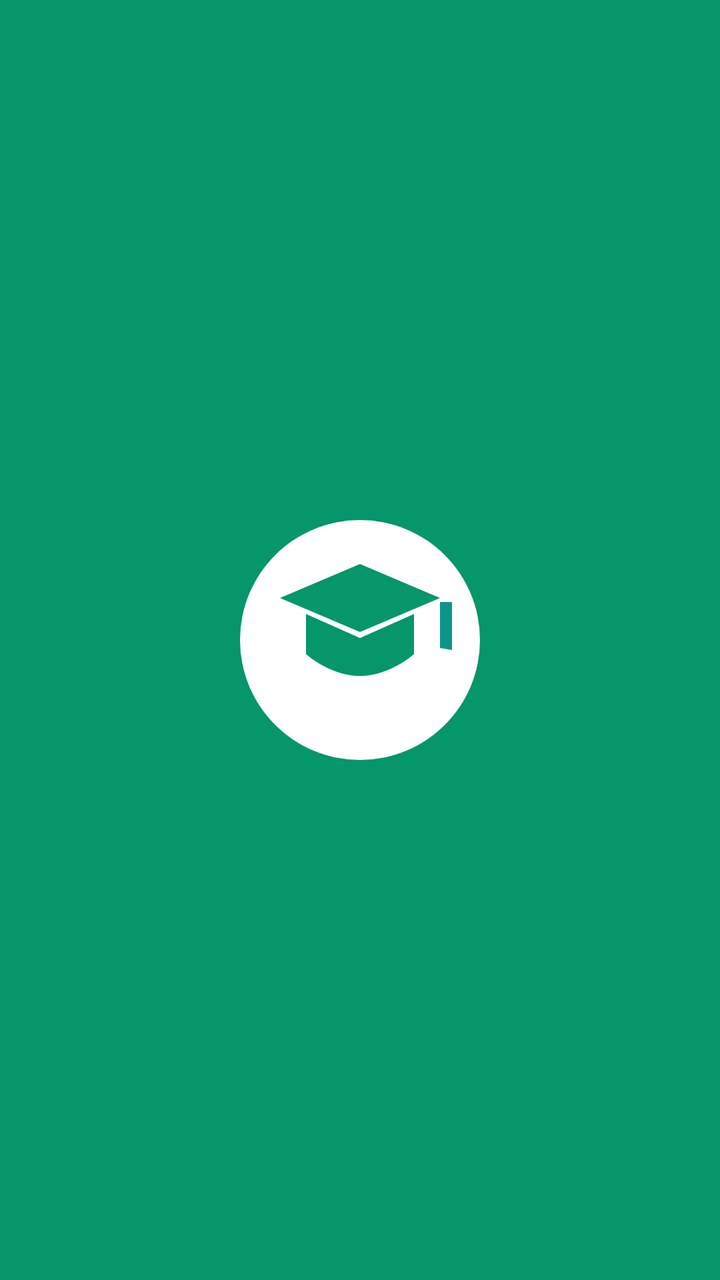
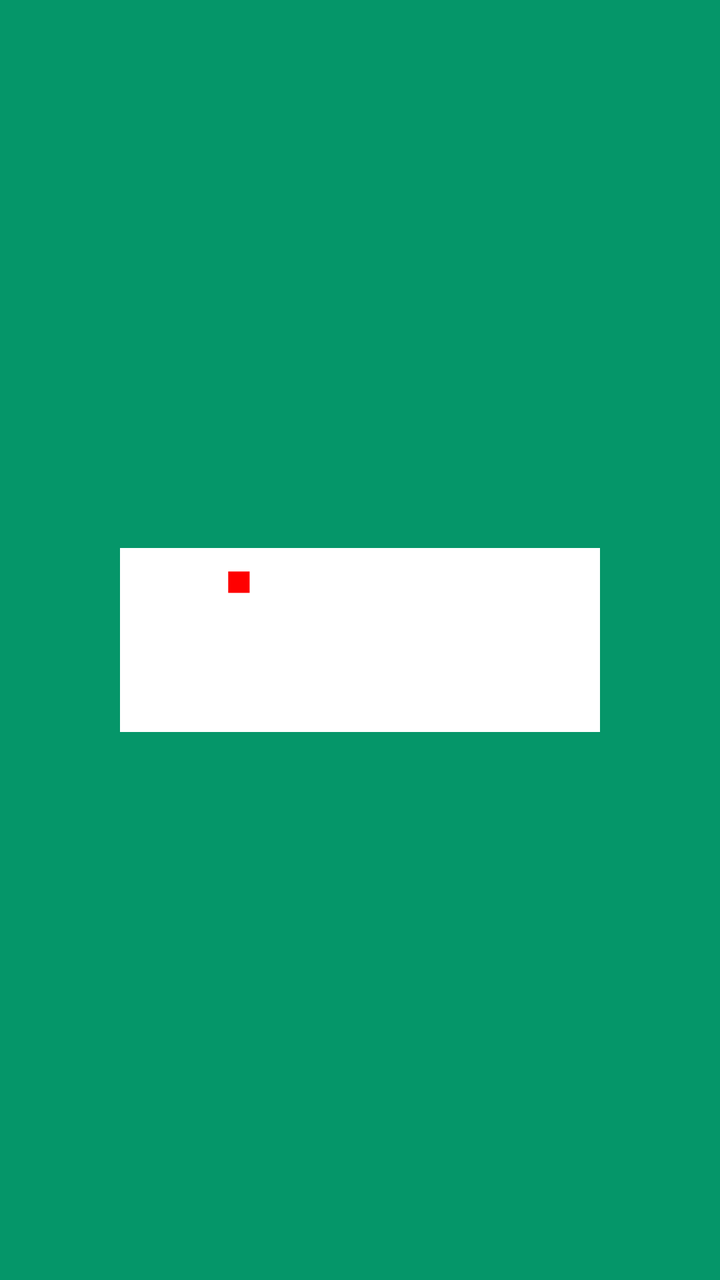

Before-and-after screenshots of an Android layout around one commit, followed by the original layout XML and the change that was made.
<!-- AndroidManifest.xml: activity theme Theme.Zinkros.Splash -->
<!-- res/layout/activity_splash.xml -->
<?xml version="1.0" encoding="utf-8"?>
<RelativeLayout xmlns:android="http://schemas.android.com/apk/res/android"
    android:layout_width="match_parent"
    android:layout_height="match_parent"
    android:background="@color/primary">

    <ImageView
        android:id="@+id/logo"
        android:layout_width="140dp"
        android:layout_height="140dp"
        android:layout_centerInParent="true"
        android:src="@drawable/logo"
        android:contentDescription="@string/app_name" />

</RelativeLayout>
<!-- resources referenced by this layout -->
<resources>
  <color name="primary">#059669</color>
  <!-- drawable logo (drawable) -->
  <?xml version="1.0" encoding="utf-8"?>
  <vector xmlns:android="http://schemas.android.com/apk/res/android"
      android:width="140dp"
      android:height="140dp"
      android:viewportWidth="140"
      android:viewportHeight="140">
  
      
      <path
          android:fillColor="#FFFFFF"
          android:pathData="M70,70m-60,0a60,60 0,1 1,120 0a60,60 0,1 1,-120 0" />
  
      
      <path
          android:fillColor="#059669"
          android:pathData="M70,32 L30,49 L70,66 L110,49 L70,32 Z" />
      <path
          android:fillColor="#059669"
          android:pathData="M43,57 L43,77 C43,77 55,88 70,88 C85,88 97,77 97,77 L97,57 L70,69 L43,57 Z" />
      <path
          android:fillColor="#0d9488"
          android:pathData="M110,51 L110,74 L116,75 L116,51 L110,51 Z" />
  
  </vector>
  <string name="app_name">Zinkros</string>
  <style name="Theme.Zinkros.Splash" parent="Theme.MaterialComponents.Light.NoActionBar">
          <item name="android:windowBackground">@color/splash_bg</item>
          <item name="android:statusBarColor">@color/splash_bg</item>
          <item name="android:navigationBarColor">@color/splash_bg</item>
          <item name="android:windowLayoutInDisplayCutoutMode">shortEdges</item>
      </style>
  <color name="splash_bg">#059669</color>
</resources>

<!-- the commit's change to res/layout/activity_splash.xml (unified diff, before → after) -->
@@ -6,10 +6,10 @@
 
     <ImageView
         android:id="@+id/logo"
-        android:layout_width="140dp"
-        android:layout_height="140dp"
+        android:layout_width="240dp"
+        android:layout_height="92dp"
         android:layout_centerInParent="true"
-        android:src="@drawable/logo"
+        android:src="@drawable/zinkros"
         android:contentDescription="@string/app_name" />
 
 </RelativeLayout>
<!-- resource entries referenced after the edit -->
@@ -1,31 +1,7 @@
 <!-- resources referenced by this layout -->
 <resources>
   <color name="primary">#059669</color>
-  <!-- drawable logo (drawable) -->
-  <?xml version="1.0" encoding="utf-8"?>
-  <vector xmlns:android="http://schemas.android.com/apk/res/android"
-      android:width="140dp"
-      android:height="140dp"
-      android:viewportWidth="140"
-      android:viewportHeight="140">
-  
-      
-      <path
-          android:fillColor="#FFFFFF"
-          android:pathData="M70,70m-60,0a60,60 0,1 1,120 0a60,60 0,1 1,-120 0" />
-  
-      
-      <path
-          android:fillColor="#059669"
-          android:pathData="M70,32 L30,49 L70,66 L110,49 L70,32 Z" />
-      <path
-          android:fillColor="#059669"
-          android:pathData="M43,57 L43,77 C43,77 55,88 70,88 C85,88 97,77 97,77 L97,57 L70,69 L43,57 Z" />
-      <path
-          android:fillColor="#0d9488"
-          android:pathData="M110,51 L110,74 L116,75 L116,51 L110,51 Z" />
-  
-  </vector>
+  <!-- drawable zinkros: vector/xml drawable (drawable, 25504 chars, omitted) -->
   <string name="app_name">Zinkros</string>
   <style name="Theme.Zinkros.Splash" parent="Theme.MaterialComponents.Light.NoActionBar">
           <item name="android:windowBackground">@color/splash_bg</item>
